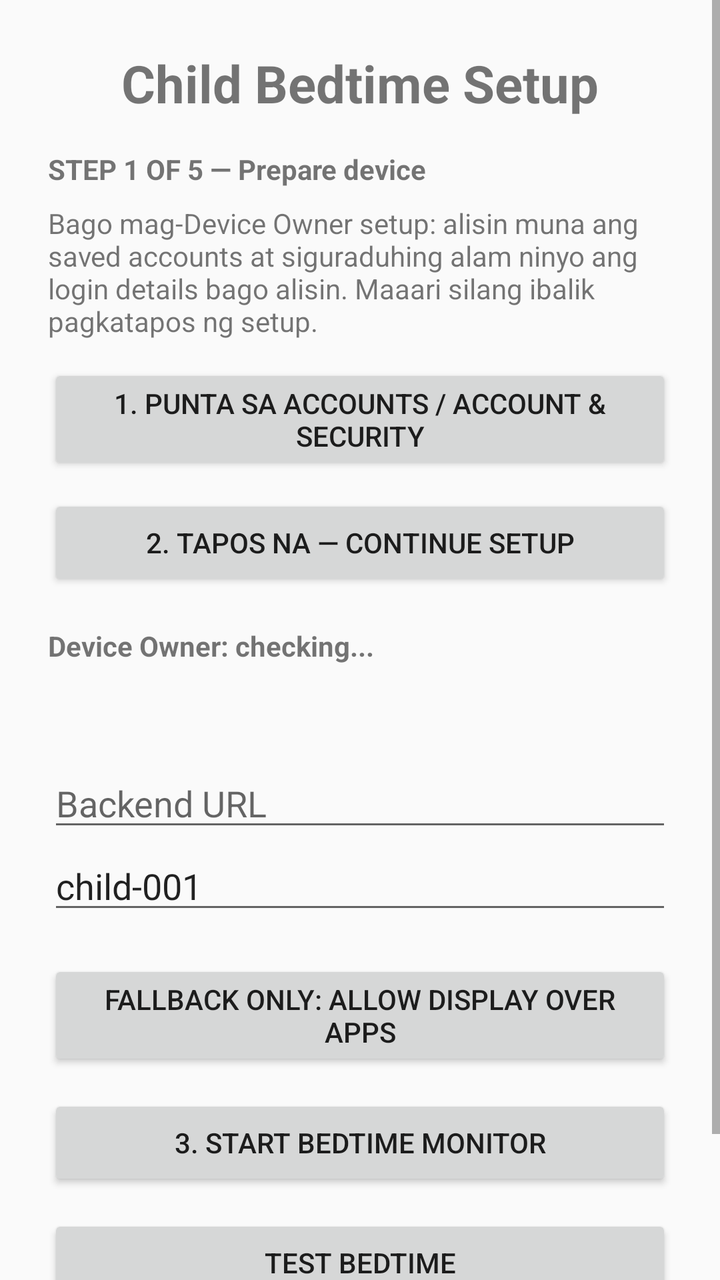
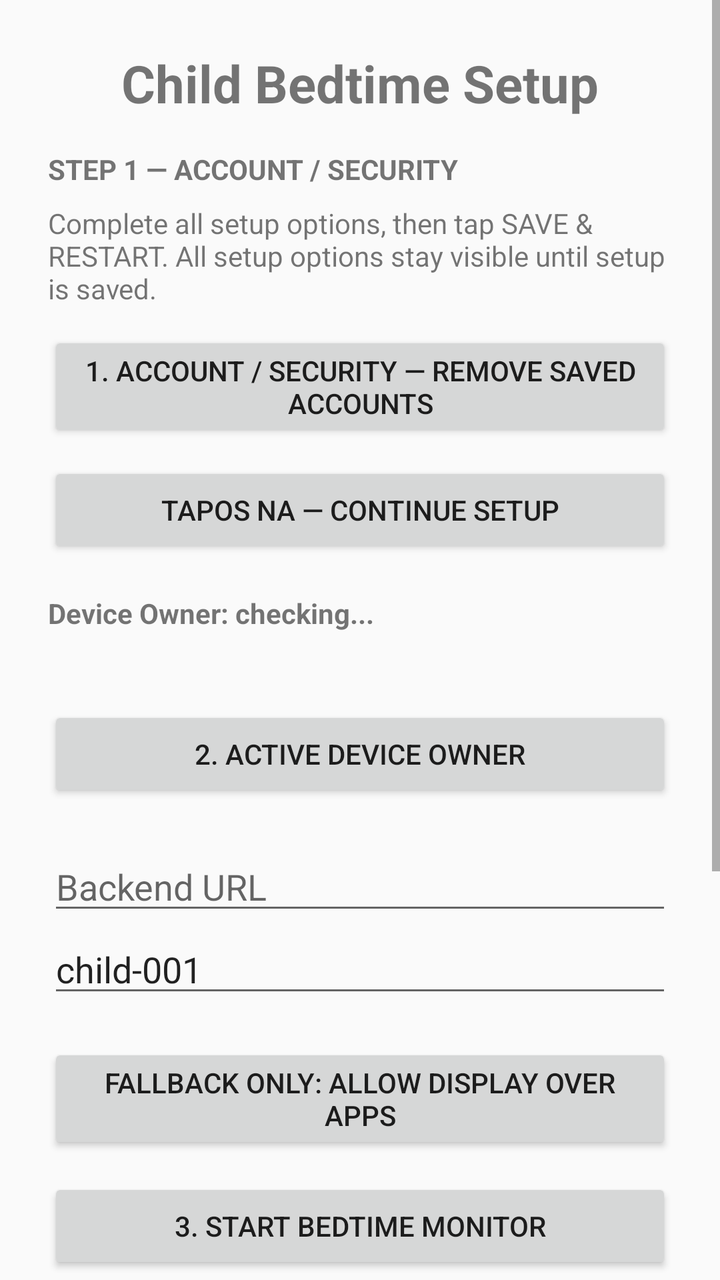

The first picture is an Android layout as it rendered before a commit; the second is the same layout after the commit. The layout source and the unified diff follow.
<!-- AndroidManifest.xml: application theme android:Theme.Material.Light.NoActionBar -->
<!-- res/layout/child_activity_main.xml -->
<?xml version="1.0" encoding="utf-8"?>
<ScrollView xmlns:android="http://schemas.android.com/apk/res/android" android:layout_width="match_parent" android:layout_height="match_parent"><LinearLayout android:layout_width="match_parent" android:layout_height="wrap_content" android:orientation="vertical" android:padding="24dp" android:gravity="center_horizontal">
<TextView android:layout_width="wrap_content" android:layout_height="wrap_content" android:text="Child Bedtime Setup" android:textSize="26sp" android:textStyle="bold" />
<TextView android:id="@+id/setupStep" android:layout_width="match_parent" android:layout_height="wrap_content" android:layout_marginTop="16dp" android:text="STEP 1 OF 5 — Prepare device" android:textStyle="bold" />
<TextView android:layout_width="match_parent" android:layout_height="wrap_content" android:layout_marginTop="8dp" android:text="Bago mag-Device Owner setup: alisin muna ang saved accounts at siguraduhing alam ninyo ang login details bago alisin. Maaari silang ibalik pagkatapos ng setup." />
<Button android:id="@+id/btnAccountsSecurity" android:layout_width="match_parent" android:layout_height="wrap_content" android:layout_marginTop="12dp" android:text="1. PUNTA SA ACCOUNTS / ACCOUNT &amp; SECURITY" />
<Button android:id="@+id/btnContinueSetup" android:layout_width="match_parent" android:layout_height="wrap_content" android:layout_marginTop="10dp" android:text="2. TAPOS NA — CONTINUE SETUP" />
<TextView android:id="@+id/deviceOwnerStatus" android:layout_width="match_parent" android:layout_height="wrap_content" android:layout_marginTop="18dp" android:text="Device Owner: checking..." android:textStyle="bold" />
<TextView android:id="@+id/deviceOwnerHelp" android:layout_width="match_parent" android:layout_height="wrap_content" android:layout_marginTop="8dp" />
<EditText android:id="@+id/backendUrl" android:layout_width="match_parent" android:layout_height="wrap_content" android:layout_marginTop="20dp" android:hint="Backend URL" android:inputType="textUri" />
<EditText android:id="@+id/childId" android:layout_width="match_parent" android:layout_height="wrap_content" android:hint="Child ID" android:text="child-001" />
<Button android:id="@+id/btnOverlayPermission" android:layout_width="match_parent" android:layout_height="wrap_content" android:layout_marginTop="18dp" android:text="Fallback only: Allow Display Over Apps" />
<Button android:id="@+id/btnStartMonitor" android:layout_width="match_parent" android:layout_height="wrap_content" android:layout_marginTop="12dp" android:text="3. START BEDTIME MONITOR" />
<Button android:id="@+id/btnRestoreAccounts" android:layout_width="match_parent" android:layout_height="wrap_content" android:layout_marginTop="12dp" android:text="4. IBALIK / ADD ULIT ANG MGA ACCOUNT" android:visibility="gone" />
<Button android:id="@+id/btnTestOverlay" android:layout_width="match_parent" android:layout_height="wrap_content" android:layout_marginTop="12dp" android:text="TEST BEDTIME" />
<Button android:id="@+id/btnReleaseDeviceOwner" android:layout_width="match_parent" android:layout_height="wrap_content" android:layout_marginTop="18dp" android:text="TEST ONLY — RELEASE DEVICE OWNER" android:visibility="gone" />
<TextView android:id="@+id/status" android:layout_width="match_parent" android:layout_height="wrap_content" android:paddingTop="24dp" android:text="Setup not finished" />
</LinearLayout></ScrollView>
<!-- resources referenced by this layout -->
<resources>

</resources>

<!-- the commit's change to res/layout/child_activity_main.xml (unified diff, before → after) -->
@@ -1,18 +1,231 @@
 <?xml version="1.0" encoding="utf-8"?>
-<ScrollView xmlns:android="http://schemas.android.com/apk/res/android" android:layout_width="match_parent" android:layout_height="match_parent"><LinearLayout android:layout_width="match_parent" android:layout_height="wrap_content" android:orientation="vertical" android:padding="24dp" android:gravity="center_horizontal">
-<TextView android:layout_width="wrap_content" android:layout_height="wrap_content" android:text="Child Bedtime Setup" android:textSize="26sp" android:textStyle="bold" />
-<TextView android:id="@+id/setupStep" android:layout_width="match_parent" android:layout_height="wrap_content" android:layout_marginTop="16dp" android:text="STEP 1 OF 5 — Prepare device" android:textStyle="bold" />
-<TextView android:layout_width="match_parent" android:layout_height="wrap_content" android:layout_marginTop="8dp" android:text="Bago mag-Device Owner setup: alisin muna ang saved accounts at siguraduhing alam ninyo ang login details bago alisin. Maaari silang ibalik pagkatapos ng setup." />
-<Button android:id="@+id/btnAccountsSecurity" android:layout_width="match_parent" android:layout_height="wrap_content" android:layout_marginTop="12dp" android:text="1. PUNTA SA ACCOUNTS / ACCOUNT &amp; SECURITY" />
-<Button android:id="@+id/btnContinueSetup" android:layout_width="match_parent" android:layout_height="wrap_content" android:layout_marginTop="10dp" android:text="2. TAPOS NA — CONTINUE SETUP" />
-<TextView android:id="@+id/deviceOwnerStatus" android:layout_width="match_parent" android:layout_height="wrap_content" android:layout_marginTop="18dp" android:text="Device Owner: checking..." android:textStyle="bold" />
-<TextView android:id="@+id/deviceOwnerHelp" android:layout_width="match_parent" android:layout_height="wrap_content" android:layout_marginTop="8dp" />
-<EditText android:id="@+id/backendUrl" android:layout_width="match_parent" android:layout_height="wrap_content" android:layout_marginTop="20dp" android:hint="Backend URL" android:inputType="textUri" />
-<EditText android:id="@+id/childId" android:layout_width="match_parent" android:layout_height="wrap_content" android:hint="Child ID" android:text="child-001" />
-<Button android:id="@+id/btnOverlayPermission" android:layout_width="match_parent" android:layout_height="wrap_content" android:layout_marginTop="18dp" android:text="Fallback only: Allow Display Over Apps" />
-<Button android:id="@+id/btnStartMonitor" android:layout_width="match_parent" android:layout_height="wrap_content" android:layout_marginTop="12dp" android:text="3. START BEDTIME MONITOR" />
-<Button android:id="@+id/btnRestoreAccounts" android:layout_width="match_parent" android:layout_height="wrap_content" android:layout_marginTop="12dp" android:text="4. IBALIK / ADD ULIT ANG MGA ACCOUNT" android:visibility="gone" />
-<Button android:id="@+id/btnTestOverlay" android:layout_width="match_parent" android:layout_height="wrap_content" android:layout_marginTop="12dp" android:text="TEST BEDTIME" />
-<Button android:id="@+id/btnReleaseDeviceOwner" android:layout_width="match_parent" android:layout_height="wrap_content" android:layout_marginTop="18dp" android:text="TEST ONLY — RELEASE DEVICE OWNER" android:visibility="gone" />
-<TextView android:id="@+id/status" android:layout_width="match_parent" android:layout_height="wrap_content" android:paddingTop="24dp" android:text="Setup not finished" />
-</LinearLayout></ScrollView>
+<ScrollView xmlns:android="http://schemas.android.com/apk/res/android"
+    android:layout_width="match_parent"
+    android:layout_height="match_parent">
+
+    <LinearLayout
+        android:layout_width="match_parent"
+        android:layout_height="wrap_content"
+        android:orientation="vertical"
+        android:padding="24dp"
+        android:gravity="center_horizontal">
+
+        <TextView
+            android:id="@+id/title"
+            android:layout_width="wrap_content"
+            android:layout_height="wrap_content"
+            android:text="Child Bedtime Setup"
+            android:textSize="26sp"
+            android:textStyle="bold" />
+
+        <TextView
+            android:id="@+id/setupStep"
+            android:layout_width="match_parent"
+            android:layout_height="wrap_content"
+            android:layout_marginTop="16dp"
+            android:text="STEP 1 — ACCOUNT / SECURITY"
+            android:textStyle="bold" />
+
+        <TextView
+            android:id="@+id/setupHelp"
+            android:layout_width="match_parent"
+            android:layout_height="wrap_content"
+            android:layout_marginTop="8dp"
+            android:text="Complete all setup options, then tap SAVE &amp; RESTART. All setup options stay visible until setup is saved." />
+
+        <Button
+            android:id="@+id/btnAccountsSecurity"
+            android:layout_width="match_parent"
+            android:layout_height="wrap_content"
+            android:layout_marginTop="12dp"
+            android:text="1. ACCOUNT / SECURITY — REMOVE SAVED ACCOUNTS" />
+
+        <Button
+            android:id="@+id/btnContinueSetup"
+            android:layout_width="match_parent"
+            android:layout_height="wrap_content"
+            android:layout_marginTop="10dp"
+            android:text="TAPOS NA — CONTINUE SETUP" />
+
+        <TextView
+            android:id="@+id/deviceOwnerStatus"
+            android:layout_width="match_parent"
+            android:layout_height="wrap_content"
+            android:layout_marginTop="18dp"
+            android:text="Device Owner: checking..."
+            android:textStyle="bold" />
+
+        <TextView
+            android:id="@+id/deviceOwnerHelp"
+            android:layout_width="match_parent"
+            android:layout_height="wrap_content"
+            android:layout_marginTop="8dp" />
+
+        <Button
+            android:id="@+id/btnActiveDeviceOwner"
+            android:layout_width="match_parent"
+            android:layout_height="wrap_content"
+            android:layout_marginTop="10dp"
+            android:text="2. ACTIVE DEVICE OWNER" />
+
+        <EditText
+            android:id="@+id/backendUrl"
+            android:layout_width="match_parent"
+            android:layout_height="wrap_content"
+            android:layout_marginTop="20dp"
+            android:hint="Backend URL"
+            android:inputType="textUri" />
+
+        <EditText
+            android:id="@+id/childId"
+            android:layout_width="match_parent"
+            android:layout_height="wrap_content"
+            android:hint="Child ID"
+            android:text="child-001" />
+
+        <Button
+            android:id="@+id/btnOverlayPermission"
+            android:layout_width="match_parent"
+            android:layout_height="wrap_content"
+            android:layout_marginTop="18dp"
+            android:text="Fallback only: Allow Display Over Apps" />
+
+        <Button
+            android:id="@+id/btnStartMonitor"
+            android:layout_width="match_parent"
+            android:layout_height="wrap_content"
+            android:layout_marginTop="12dp"
+            android:text="3. START BEDTIME MONITOR" />
+
+        <Button
+            android:id="@+id/btnBatterySettings"
+            android:layout_width="match_parent"
+            android:layout_height="wrap_content"
+            android:layout_marginTop="10dp"
+            android:text="4. BATTERY — NO RESTRICTIONS" />
+
+        <Button
+            android:id="@+id/btnAutoRunSettings"
+            android:layout_width="match_parent"
+            android:layout_height="wrap_content"
+            android:layout_marginTop="10dp"
+            android:text="5. AUTO-RUN / BACKGROUND APPS" />
+
+        <Button
+            android:id="@+id/btnSaveRestart"
+            android:layout_width="match_parent"
+            android:layout_height="wrap_content"
+            android:layout_marginTop="12dp"
+            android:text="6. SAVE &amp; RESTART" />
+
+        <Button
+            android:id="@+id/btnRestoreAccounts"
+            android:layout_width="match_parent"
+            android:layout_height="wrap_content"
+            android:layout_marginTop="12dp"
+            android:text="IBALIK / ADD ULIT ANG MGA ACCOUNT"
+            android:visibility="gone" />
+
+        <Button
+            android:id="@+id/btnTestOverlay"
+            android:layout_width="match_parent"
+            android:layout_height="wrap_content"
+            android:layout_marginTop="12dp"
+            android:text="TEST BEDTIME" />
+
+        <Button
+            android:id="@+id/btnReleaseDeviceOwner"
+            android:layout_width="match_parent"
+            android:layout_height="wrap_content"
+            android:layout_marginTop="18dp"
+            android:text="TEST ONLY — RELEASE DEVICE OWNER"
+            android:visibility="gone" />
+
+        <LinearLayout
+            android:id="@+id/finalChildPanel"
+            android:layout_width="match_parent"
+            android:layout_height="wrap_content"
+            android:orientation="vertical"
+            android:paddingTop="20dp"
+            android:visibility="gone">
+
+            <TextView
+                android:layout_width="match_parent"
+                android:layout_height="wrap_content"
+                android:text="CHILD ACTIVE"
+                android:textSize="24sp"
+                android:textStyle="bold"
+                android:gravity="center" />
+
+            <TextView
+                android:layout_width="match_parent"
+                android:layout_height="wrap_content"
+                android:layout_marginTop="20dp"
+                android:text="6-DIGIT PAIRING CODE"
+                android:textStyle="bold"
+                android:gravity="center" />
+
+            <TextView
+                android:id="@+id/pairingCode"
+                android:layout_width="match_parent"
+                android:layout_height="wrap_content"
+                android:layout_marginTop="6dp"
+                android:text="------"
+                android:textSize="36sp"
+                android:textStyle="bold"
+                android:gravity="center" />
+
+            <TextView
+                android:id="@+id/pairingStatus"
+                android:layout_width="match_parent"
+                android:layout_height="wrap_content"
+                android:layout_marginTop="8dp"
+                android:text="Generating pairing code..."
+                android:gravity="center" />
+
+            <TextView
+                android:layout_width="match_parent"
+                android:layout_height="wrap_content"
+                android:layout_marginTop="22dp"
+                android:text="RECOVERY CODE"
+                android:textStyle="bold"
+                android:gravity="center" />
+
+            <TextView
+                android:id="@+id/recoveryCode"
+                android:layout_width="match_parent"
+                android:layout_height="wrap_content"
+                android:layout_marginTop="6dp"
+                android:text="--------"
+                android:textSize="28sp"
+                android:textStyle="bold"
+                android:gravity="center" />
+
+            <TextView
+                android:layout_width="match_parent"
+                android:layout_height="wrap_content"
+                android:layout_marginTop="22dp"
+                android:text="BEDTIME STATUS"
+                android:textStyle="bold"
+                android:gravity="center" />
+
+            <TextView
+                android:id="@+id/bedtimeStatus"
+                android:layout_width="match_parent"
+                android:layout_height="wrap_content"
+                android:layout_marginTop="6dp"
+                android:text="BEDTIME OFF"
+                android:textSize="28sp"
+                android:textStyle="bold"
+                android:gravity="center" />
+        </LinearLayout>
+
+        <TextView
+            android:id="@+id/status"
+            android:layout_width="match_parent"
+            android:layout_height="wrap_content"
+            android:paddingTop="24dp"
+            android:text="Setup not finished"
+            android:gravity="center" />
+    </LinearLayout>
+</ScrollView>
